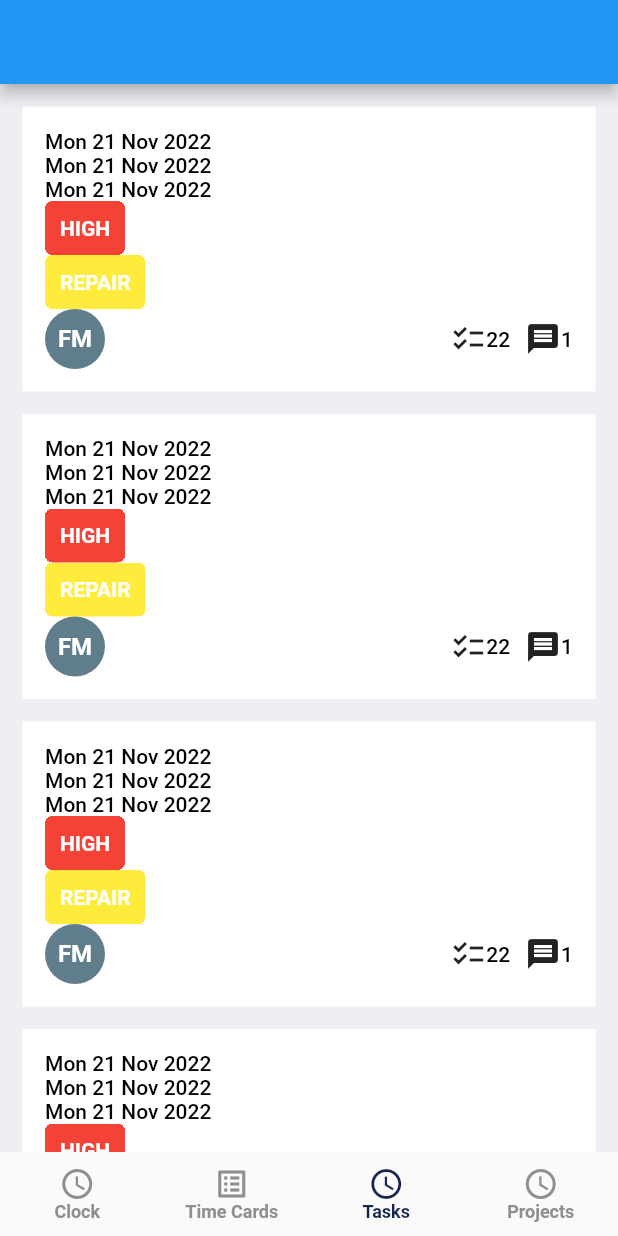
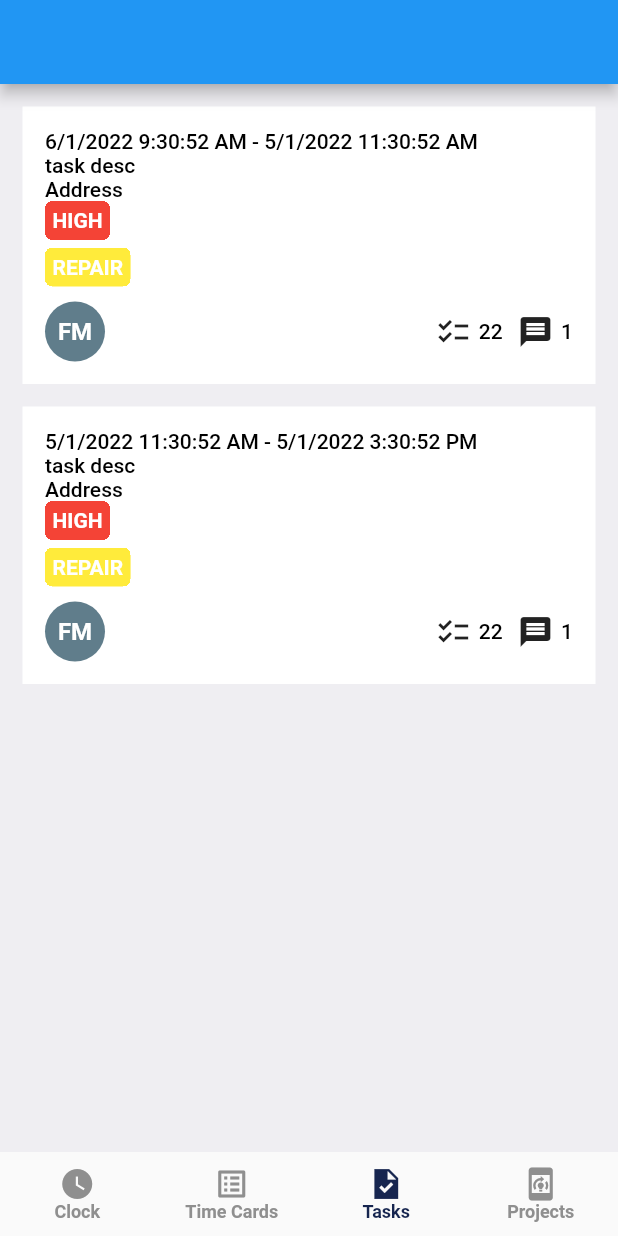
Before and after one commit to Muhib370621/TimeTracker, a Flutter app: the HomeScreen screen opened directly, item 3 of the bottom bar chosen, on a phone screen of 412 x 824 dp. Run offline on Flutter 3.47's test engine with Material 2 defaults, Android fonts, the phone set to English and light mode, and no system bars; our stand-ins replace connectivity_plus, device_preview, dio, get, get_it, otp_text_field and 2 more; missing offline and left inert: oauth1; accounts and stored records are empty.

Commit message:
Dynamic tasks according to mock json

```diff
--- a/lib/screens/home/tasks_screen.dart
+++ b/lib/screens/home/tasks_screen.dart
@@ -1,5 +1,6 @@
 import 'package:blu_time/constants/app_colors.dart';
 import 'package:blu_time/screens/views/task_card.dart';
+import 'package:blu_time/view_models/clock_view_model.dart';
 import 'package:flutter/material.dart';
 
 class TasksScreen extends StatefulWidget {
@@ -10,16 +11,33 @@ class TasksScreen extends StatefulWidget {
 }
 
 class _TasksScreenState extends State<TasksScreen> {
+
+  ClockViewModel clockViewModel = ClockViewModel();
+
+  @override
+  void initState() {
+    // TODO: implement initState
+    super.initState();
+   fetchLocalProperties();
+  }
+
+  fetchLocalProperties() async {
+   await clockViewModel.getLocalProjects();
+   setState(() {
+
+   });
+  }
+
   @override
   Widget build(BuildContext context) {
     return Scaffold(
       backgroundColor: AppColors.listBackground,
       appBar: AppBar(),
       body: ListView.builder(
-          itemCount: 10,
+          itemCount: clockViewModel.currentProject?.tasks?.length,
           itemBuilder: (context, index) => Container(
             margin: EdgeInsets.fromLTRB(15, 15, 15, 0),
-            child: TaskCard(),
+            child: TaskCard(task: clockViewModel.currentProject!.tasks![index],),
           )
       ),
     );
--- a/lib/screens/onboarding/login_screen.dart
+++ b/lib/screens/onboarding/login_screen.dart
@@ -37,8 +37,8 @@ class LoginScreen extends StatelessWidget {
             AppCommonButton(
               title: "LOG IN",
               onPressed: () async {
-                // Navigator.of(context).pushNamed(RouteNames.verification);
-                await viewModel.testApi();
+                 Navigator.of(context).pushNamed(RouteNames.verification);
+               // await viewModel.testApi();
               },
             ),
             const Spacer(),
--- a/lib/screens/playground.dart
+++ b/lib/screens/playground.dart
@@ -19,7 +19,7 @@ class _PlayGroundState extends State<PlayGround> {
           children: const [
             TimeCard(),
             ProjectCard(),
-            TaskCard(),
+            //TaskCard(),
             Spacer(),
             Spacer(),
           ],
--- a/lib/screens/views/task_card.dart
+++ b/lib/screens/views/task_card.dart
@@ -1,9 +1,10 @@
 import 'package:blu_time/constants/app_styles.dart';
+import 'package:blu_time/models/project.dart';
 import 'package:flutter/material.dart';
 
 class TaskCard extends StatefulWidget {
-  const TaskCard({Key? key}) : super(key: key);
-
+  const TaskCard({Key? key, required this.task}) : super(key: key);
+  final Tasks task;
   @override
   State<TaskCard> createState() => _TaskCardState();
 }
@@ -18,15 +19,15 @@ class _TaskCardState extends State<TaskCard> {
         crossAxisAlignment: CrossAxisAlignment.start,
         children: [
           Text(
-            "Mon 21 Nov 2022",
+            "${widget.task.startDateTime} - ${widget.task.endDateTime}",
             style: AppTextStyles.medium.copyWith(color: Colors.black),
           ),
           Text(
-            "Mon 21 Nov 2022",
+            widget.task.taskDescription ?? "",
             style: AppTextStyles.medium.copyWith(color: Colors.black),
           ),
           Text(
-            "Mon 21 Nov 2022",
+            "Address",
             style: AppTextStyles.medium.copyWith(color: Colors.black),
           ),
           ClipRRect(
@@ -34,19 +35,21 @@ class _TaskCardState extends State<TaskCard> {
             clipBehavior: Clip.hardEdge,
             child: Container(
               color: Colors.red,
-              padding: const EdgeInsets.all(10),
+              padding: const EdgeInsets.all(5),
               child: Text('HIGH',style: AppTextStyles.bold.copyWith(color: Colors.white),),
             ),
           ),
+          const SizedBox(height: 5,),
           ClipRRect(
             borderRadius: BorderRadius.circular(5),
             clipBehavior: Clip.hardEdge,
             child: Container(
               color: Colors.yellow,
-              padding: const EdgeInsets.all(10),
+              padding: const EdgeInsets.all(5),
               child: Text('REPAIR',style: AppTextStyles.bold.copyWith(color: Colors.white),),
             ),
           ),
+          const SizedBox(height: 10,),
           Row(
             mainAxisAlignment: MainAxisAlignment.spaceBetween,
             children: [
@@ -62,16 +65,18 @@ class _TaskCardState extends State<TaskCard> {
                   Row(
                     children: [
                       Icon(Icons.checklist),
+                      const SizedBox(width: 5,),
                       Text(
                         "22",
                         style: AppTextStyles.medium.copyWith(color: Colors.black),
                       ),
                     ],
                   ),
-                  SizedBox(width: 10,),
+                  const SizedBox(width: 10,),
                   Row(
                     children: [
-                      Icon(Icons.message),
+                      const Icon(Icons.message),
+                      const SizedBox(width: 5,),
                       Text(
                         "1",
                         style: AppTextStyles.medium.copyWith(color: Colors.black),
--- a/lib/shared/widgets/custom_bottom_navigation_bar.dart
+++ b/lib/shared/widgets/custom_bottom_navigation_bar.dart
@@ -25,11 +25,11 @@ class CustomBottomNavigationBar extends StatelessWidget {
         BottomNavigationBarItem(
           label: "Clock",
           icon: Icon(
-            Icons.watch_later_outlined,
+            Icons.watch_later,
             size: 24,
           ),
           activeIcon: Icon(
-            Icons.watch_later_outlined,
+            Icons.watch_later,
             size: 24,
             color: AppColors.background,
           ),
@@ -37,11 +37,11 @@ class CustomBottomNavigationBar extends StatelessWidget {
         BottomNavigationBarItem(
           label: "Time Cards",
           icon: Icon(
-            Icons.list_alt,
+            Icons.list_alt_outlined,
             size: 24,
           ),
           activeIcon: Icon(
-            Icons.list_alt,
+            Icons.list_alt_outlined,
             size: 24,
             color: AppColors.background,
           ),
@@ -49,11 +49,11 @@ class CustomBottomNavigationBar extends StatelessWidget {
         BottomNavigationBarItem(
           label: "Tasks",
           icon: Icon(
-            Icons.watch_later_outlined,
+            Icons.task_sharp,
             size: 24,
           ),
           activeIcon: Icon(
-            Icons.watch_later_outlined,
+            Icons.task_sharp,
             size: 24,
             color: AppColors.background,
           ),
@@ -61,11 +61,11 @@ class CustomBottomNavigationBar extends StatelessWidget {
         BottomNavigationBarItem(
           label: "Projects",
           icon: Icon(
-            Icons.watch_later_outlined,
+            Icons.on_device_training,
             size: 24,
           ),
           activeIcon: Icon(
-            Icons.watch_later_outlined,
+            Icons.on_device_training,
             size: 24,
             color: AppColors.background,
           ),
```
